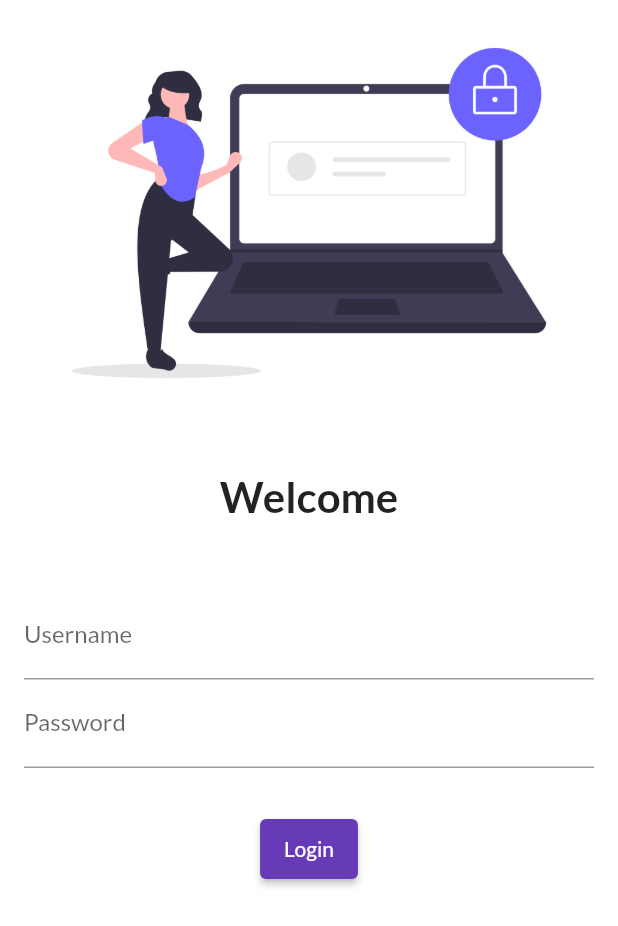
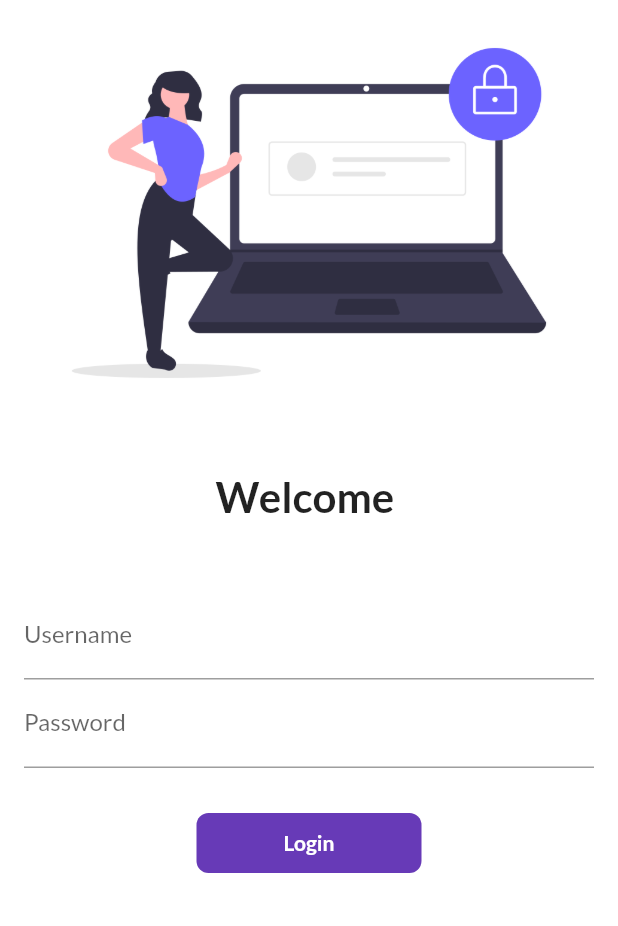
Before and after one commit to Ankushsup/Flutter, a Flutter app: the screen it shows after launch, on a phone screen of 412 x 824 dp. Shown: the top 926 px of the screen. Run offline on Flutter 3.47's test engine with Material 2 defaults, Android fonts, the phone set to English and light mode, and no system bars; our stand-ins replace google_fonts.

Commit message:
DAy 6 complete

```diff
--- a/lib/Utils/routes.dart
+++ b/lib/Utils/routes.dart
@@ -1,5 +1,5 @@
 class MyRoutes {
   static String loginRoute ="/Login";
-  static String homeRoute ="/Login";
+  static String homeRoute ="/Home";
 
 }
--- a/lib/main.dart
+++ b/lib/main.dart
@@ -26,8 +26,8 @@ class Myapp extends StatelessWidget {
       // initialRoute: "/",
       routes: {
         "/": (context) => LoginPage(),
-        MyRoutes.homeRoute :(context) => HomePage(),
-        MyRoutes.loginRoute :(context) => LoginPage(),
+        MyRoutes.homeRoute :(context) =>HomePage(),
+        MyRoutes.loginRoute:(context) => LoginPage(),
       },
     );
   }
--- a/lib/pages/LoginPage.dart
+++ b/lib/pages/LoginPage.dart
@@ -2,9 +2,13 @@ import 'package:flutter/material.dart';
 
 import '../Utils/routes.dart';
 
-class LoginPage extends StatelessWidget {
-
+class LoginPage extends StatefulWidget {
   @override
+  State<LoginPage> createState() => _LoginPageState();
+}
+class _LoginPageState extends State<LoginPage> {
+  @override
+    String Ankush="";
   Widget build(BuildContext context) {
     return Material(
       color: Colors.white,
@@ -18,7 +22,7 @@ class LoginPage extends StatelessWidget {
               height: 30.0,
             ),
             Text(
-              "Welcome",
+              "Welcome $Ankush",
               style: TextStyle(
                 fontSize: 28,
                 fontWeight:FontWeight.bold,
@@ -36,6 +40,10 @@ class LoginPage extends StatelessWidget {
                 hintText: "Enter Username",
                 labelText: "Username",
               ),
+              onChanged: (value){
+                Ankush=value;
+                setState(() {});
+              },
             ),
             TextFormField(
               obscureText: true,
@@ -47,15 +55,40 @@ class LoginPage extends StatelessWidget {
             SizedBox(
               height: 30.0,
             ),
-            ElevatedButton(
-              child: Text("Login"),
-              style: TextButton.styleFrom(
-                minimumSize: Size(30, 40)
-              ),
-              onPressed: () {
+
+            InkWell(
+
+              onTap: () {
                 Navigator.pushNamed(context, MyRoutes.homeRoute);
               },
-            ),
+              child: AnimatedContainer(
+                duration: Duration(seconds: 1),
+                width: 150,
+                height: 40,
+                alignment: Alignment.center ,
+                child: Text("Login",
+                style: TextStyle(
+                  color: Colors.white,
+                  fontWeight: FontWeight.bold,
+                ),
+                ),
+                decoration: BoxDecoration(
+                color: Colors.deepPurple,
+                borderRadius: BorderRadius.circular(8),
+                ),
+
+              ),
+            )
+            // ElevatedButton(
+            //   child: Text("Login"),
+            //   style: TextButton.styleFrom(
+            //     minimumSize: Size(30, 40)
+            //   ),
+            //   onPressed: () {
+
+            //     Navigator.pushNamed(context, MyRoutes.homeRoute);
+            //   },
+            // ),
 
               ]
               ),
```
